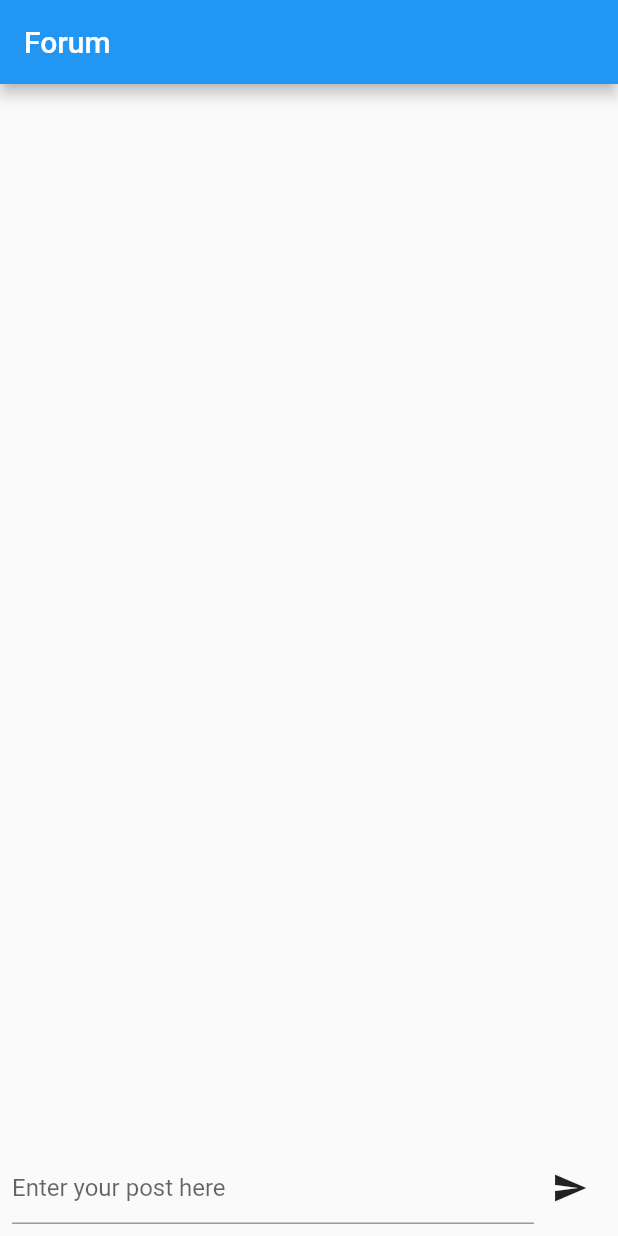
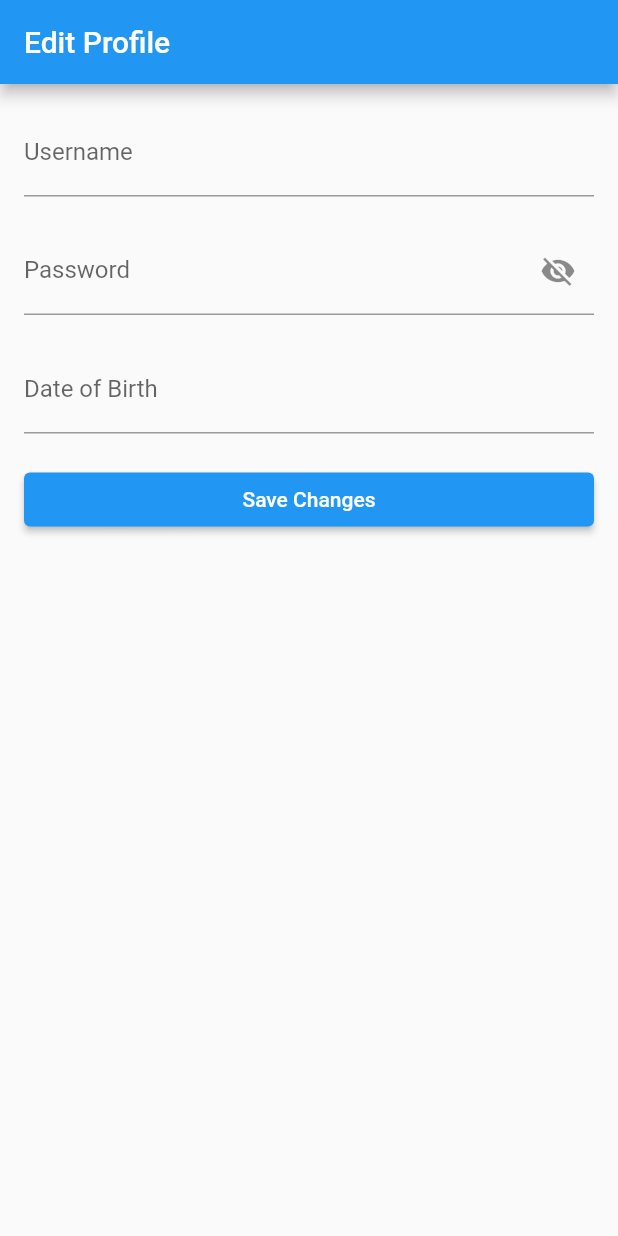
Before and after one commit to loctan321/fa23_osip, a Flutter app: the screen it shows after launch, on a phone screen of 412 x 824 dp. Run offline on Flutter 3.47's test engine with Material 2 defaults, Android fonts, the phone set to English and light mode, and no system bars.

Commit message:
add profile screen

```diff
--- a/lib/main.dart
+++ b/lib/main.dart
@@ -1,5 +1,6 @@
 import 'package:flutter/material.dart';
 import 'package:optimizing_stock_investment_portfolio/screens/forum_screen.dart';
+import 'package:optimizing_stock_investment_portfolio/screens/profile_screen.dart';
 import 'package:optimizing_stock_investment_portfolio/screens/splash_screen.dart';
 
 void main() {
@@ -12,6 +13,6 @@ class MyApp extends StatelessWidget {
   @override
   Widget build(BuildContext context) {
     return const MaterialApp(
-        debugShowCheckedModeBanner: false, home: ForumScreen());
+        debugShowCheckedModeBanner: false, home: ProfileScreen());
   }
 }
--- /dev/null
+++ b/lib/screens/profile_screen.dart
@@ -0,0 +1,73 @@
+import 'package:flutter/material.dart';
+
+class ProfileScreen extends StatefulWidget {
+  const ProfileScreen({super.key});
+
+  @override
+  State<ProfileScreen> createState() => _ProfileScreenState();
+}
+
+class _ProfileScreenState extends State<ProfileScreen> {
+  bool _isPasswordVisible = false;
+
+  final TextEditingController _usernameController = TextEditingController();
+  final TextEditingController _passwordController = TextEditingController();
+  final TextEditingController _dateOfBirthController = TextEditingController();
+
+  @override
+  Widget build(BuildContext context) {
+    return Scaffold(
+      appBar: AppBar(
+        title: const Text('Edit Profile'),
+      ),
+      body: Padding(
+        padding: const EdgeInsets.all(16.0),
+        child: Column(
+          crossAxisAlignment: CrossAxisAlignment.stretch,
+          children: <Widget>[
+            TextFormField(
+              controller: _usernameController,
+              decoration: InputDecoration(
+                labelText: 'Username',
+              ),
+            ),
+            const SizedBox(height: 20),
+            TextFormField(
+              controller: _passwordController,
+              obscureText: !_isPasswordVisible,
+              decoration: InputDecoration(
+                labelText: 'Password',
+                suffixIcon: IconButton(
+                  icon: Icon(
+                    _isPasswordVisible
+                        ? Icons.visibility
+                        : Icons.visibility_off,
+                  ),
+                  onPressed: () {
+                    setState(() {
+                      _isPasswordVisible = !_isPasswordVisible;
+                    });
+                  },
+                ),
+              ),
+            ),
+            const SizedBox(height: 20),
+            TextFormField(
+              controller: _dateOfBirthController,
+              decoration: InputDecoration(
+                labelText: 'Date of Birth',
+              ),
+            ),
+            const SizedBox(height: 20),
+            ElevatedButton(
+              onPressed: () {
+                // Implement the logic to update the user's profile here
+              },
+              child: const Text('Save Changes'),
+            ),
+          ],
+        ),
+      ),
+    );
+  }
+}
```
